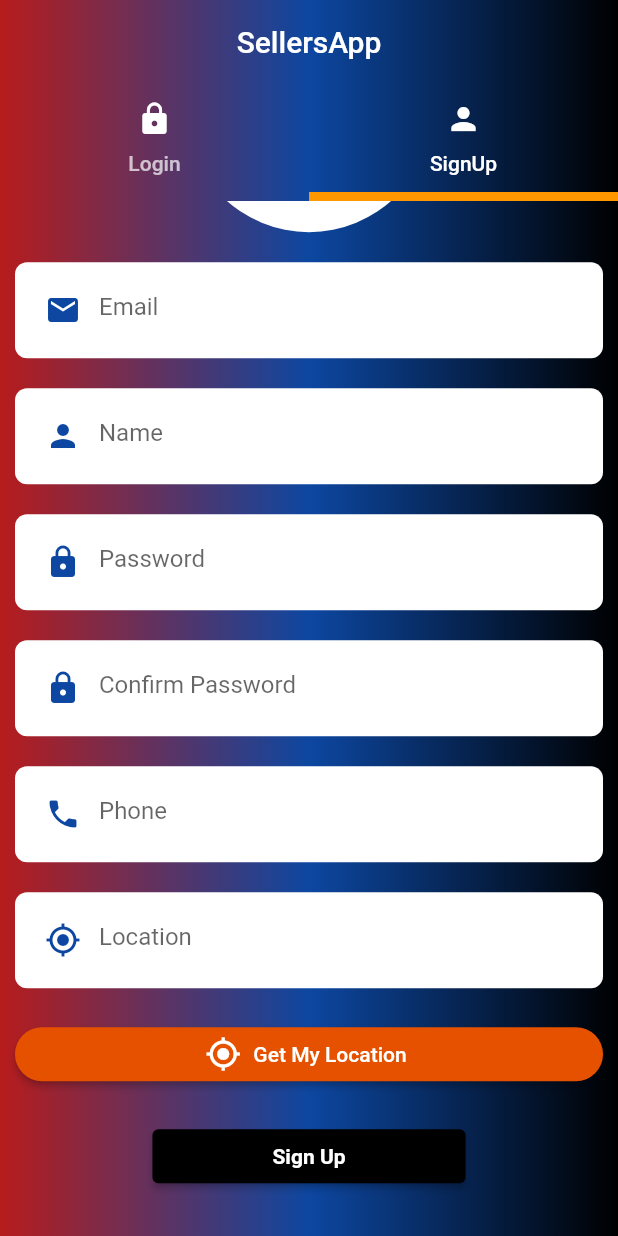
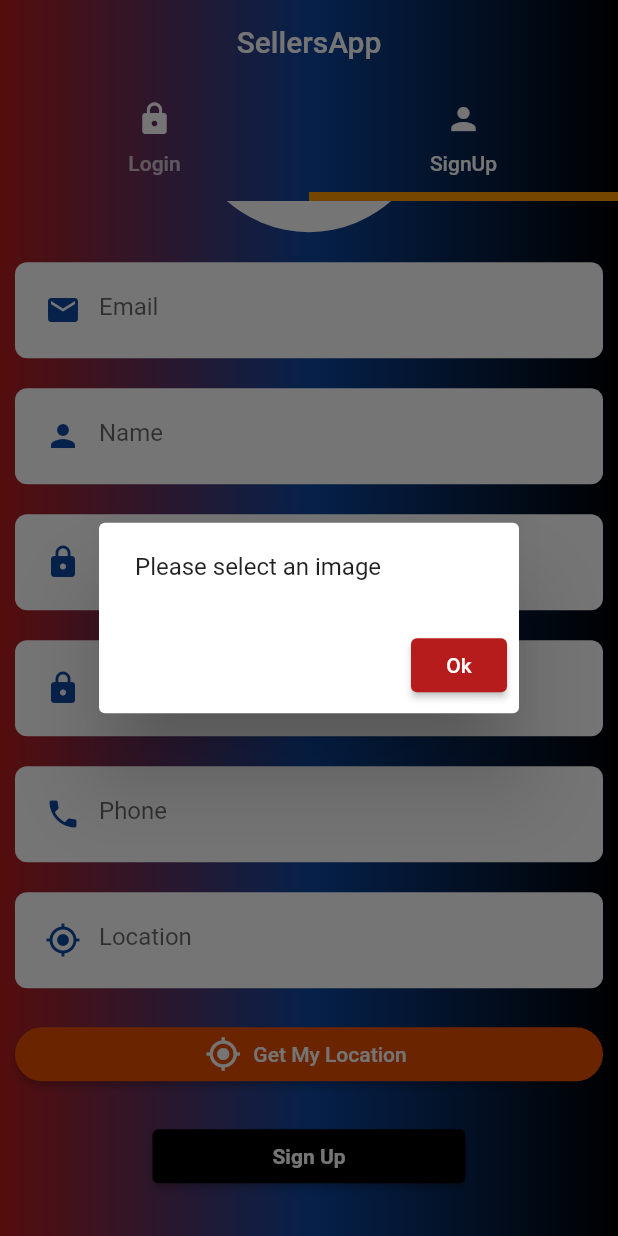
Before and after one commit to ttoghere/sellermultivendor, a Flutter app: the screen it shows after launch, tab 2 chosen, scrolled down 154 dp, after a tap on "Sign Up", on a phone screen of 412 x 824 dp. Run offline on Flutter 3.47's test engine with Material 2 defaults, Android fonts, the phone set to English and light mode, and no system bars; our stand-ins replace firebase_core, geocoding, geolocator, image_picker; accounts and stored records are empty.

Commit message:
hata düzeltme

```diff
--- a/lib/view/auth/auth_screen.dart
+++ b/lib/view/auth/auth_screen.dart
@@ -79,7 +79,7 @@ class _AuthScreenState extends State<AuthScreen> {
           decoration: BoxDecoration(
             gradient: appGradient(),
           ),
-          child: TabBarView(children: [
+          child:const TabBarView(children: [
             Login(),
             SignUp(),
           ]),
--- a/lib/view/auth/widgets/login.dart
+++ b/lib/view/auth/widgets/login.dart
@@ -1,6 +1,6 @@
 import 'package:flutter/material.dart';
 
-import 'custom_text_field.dart';
+import '../../shared/custom_text_field.dart';
 
 class Login extends StatefulWidget {
   const Login({Key? key}) : super(key: key);
@@ -22,7 +22,7 @@ class _LoginState extends State<Login> {
           Container(
             alignment: Alignment.bottomCenter,
             child: Padding(
-              padding: EdgeInsets.all(15),
+              padding:const EdgeInsets.all(15),
               child: Image.asset(
                 "images/seller.png",
                 height: 270,
--- a/lib/view/auth/widgets/sign_up.dart
+++ b/lib/view/auth/widgets/sign_up.dart
@@ -3,7 +3,8 @@ import 'package:flutter/material.dart';
 import 'package:geocoding/geocoding.dart';
 import 'package:geolocator/geolocator.dart';
 import 'package:image_picker/image_picker.dart';
-import 'package:sellermultivendor/view/auth/widgets/custom_text_field.dart';
+import 'package:sellermultivendor/view/shared/custom_text_field.dart';
+import 'package:sellermultivendor/view/shared/error_dialog.dart';
 
 class SignUp extends StatefulWidget {
   const SignUp({Key? key}) : super(key: key);
@@ -40,6 +41,41 @@ class _SignUpState extends State<SignUp> {
     String completeAddress =
         "${pMark.subThoroughfare} ${pMark.thoroughfare}, ${pMark.subLocality} ${pMark.locality}, ${pMark.subAdministrativeArea} ${pMark.administrativeArea}, ${pMark.postalCode} ${pMark.country}";
     locationControl.text = completeAddress;
+  }
+
+  Future<void> formValidation() async {
+    if (imageXFile == null) {
+      showDialog(
+        context: context,
+        builder: (context) => const ErrorDialog(
+          message: "Please select an image",
+        ),
+      );
+    } else {
+      if (passwordControl.text == cPasswordControl.text) {
+        if (cPasswordControl.text.isNotEmpty &&
+            emailControl.text.isNotEmpty &&
+            phoneControl.text.isNotEmpty &&
+            locationControl.text.isNotEmpty &&
+            nameControl.text.isNotEmpty) {
+          //Upload img
+        } else {
+          showDialog(
+            context: context,
+            builder: (context) => const ErrorDialog(
+              message: "Please fill the required fields...",
+            ),
+          );
+        }
+      } else {
+        showDialog(
+          context: context,
+          builder: (context) => const ErrorDialog(
+            message: "Passwords do not match",
+          ),
+        );
+      }
+    }
   }
 
   Position? position;
@@ -122,11 +158,11 @@ class _SignUpState extends State<SignUp> {
                     hintText: "Location",
                     isObsecure: false,
                   ),
-                  SizedBox(
+                  const SizedBox(
                     height: 10,
                   ),
                   Container(
-                    margin: EdgeInsets.symmetric(horizontal: 10),
+                    margin: const EdgeInsets.symmetric(horizontal: 10),
                     width: MediaQuery.of(context).size.width,
                     child: ElevatedButton.icon(
                       style: ElevatedButton.styleFrom(
@@ -136,8 +172,8 @@ class _SignUpState extends State<SignUp> {
                       onPressed: () {
                         getCurrentLocation();
                       },
-                      label: Text("Get My Location"),
-                      icon: Icon(Icons.gps_fixed),
+                      label: const Text("Get My Location"),
+                      icon: const Icon(Icons.gps_fixed),
                     ),
                   ),
                 ],
@@ -147,7 +183,9 @@ class _SignUpState extends State<SignUp> {
               height: 20,
             ),
             ElevatedButton(
-              onPressed: () {},
+              onPressed: () {
+                formValidation();
+              },
               style: ElevatedButton.styleFrom(
                 padding: const EdgeInsets.symmetric(
                   horizontal: 80,
--- /dev/null
+++ b/lib/view/shared/error_dialog.dart
@@ -0,0 +1,26 @@
+import 'package:flutter/material.dart';
+
+class ErrorDialog extends StatelessWidget {
+  final String? message;
+  const ErrorDialog({
+    Key? key,
+    this.message,
+  }) : super(key: key);
+
+  @override
+  Widget build(BuildContext context) {
+    return AlertDialog(
+      key: key,
+      content: Text(message!),
+      actions: [
+        ElevatedButton(
+          onPressed: () {
+            Navigator.of(context).pop();
+          },
+          style: ElevatedButton.styleFrom(primary: Colors.red[900]),
+          child: const Text("Ok"),
+        ),
+      ],
+    );
+  }
+}
```
Also changed, not shown: lib/view/shared/custom_text_field.dart (renamed from lib/view/auth/widgets/custom_text_field.dart).
